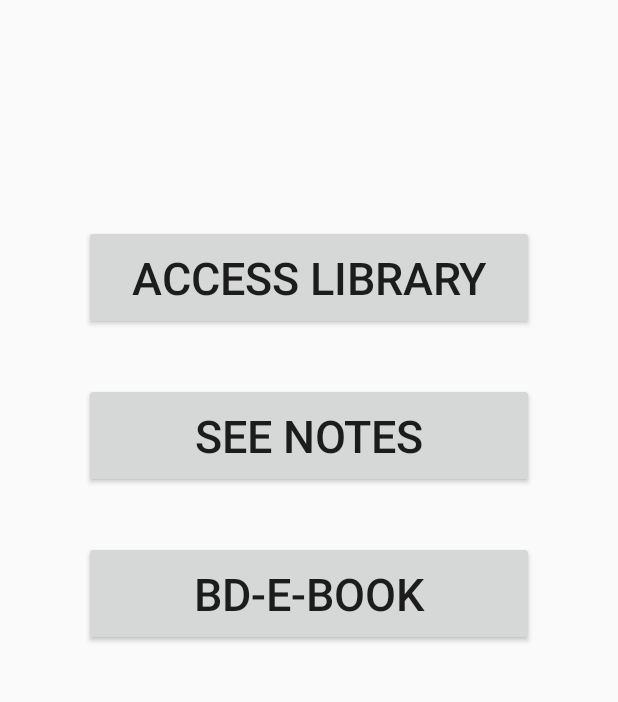
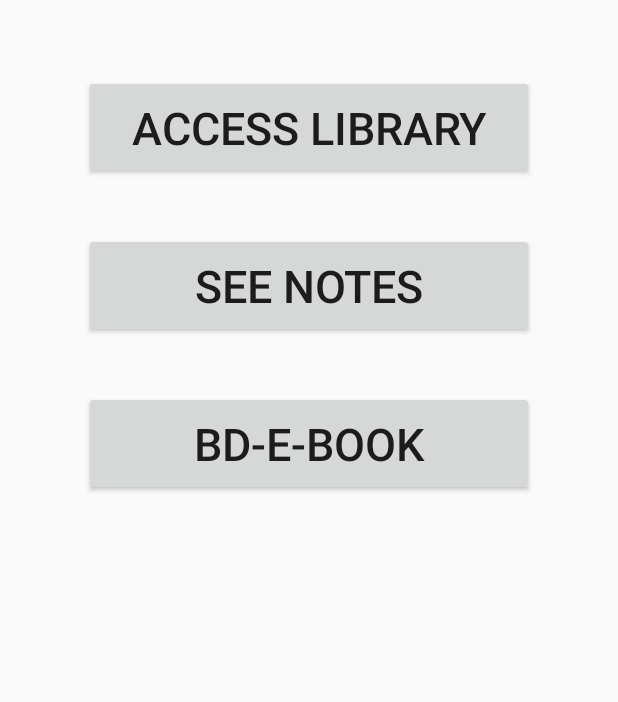
Before and after one commit to Farhana-99/First-Project_MyBook, an Android app: the MainActivity screen opened directly, with no data from a screen before it, on a phone screen of 412 x 824 dp, the part 474-1176 px from its top. Run offline under Robolectric (Android 15) with nearby library versions, the phone set to English and light mode, and no system bars.

Commit message:
MyBook_Notepad - First member commit

```diff
--- a/app/src/main/java/com/example/mybook/MainActivity.java
+++ b/app/src/main/java/com/example/mybook/MainActivity.java
@@ -52,5 +52,7 @@ public class MainActivity extends AppCompatActivity {
 
     public void openbde(){
         Intent intent = new Intent(this, BDeBook.class);
+
+        startActivity(intent);
     }
 }
--- a/app/src/main/res/layout/activity_main.xml
+++ b/app/src/main/res/layout/activity_main.xml
@@ -1,10 +1,15 @@
 <?xml version="1.0" encoding="utf-8"?>
-<RelativeLayout xmlns:android="http://schemas.android.com/apk/res/android"
+<ScrollView xmlns:android="http://schemas.android.com/apk/res/android"
     xmlns:app="http://schemas.android.com/apk/res-auto"
     xmlns:tools="http://schemas.android.com/tools"
     android:layout_width="match_parent"
     android:layout_height="match_parent"
     tools:context=".MainActivity">
+
+
+    <RelativeLayout
+        android:layout_width="match_parent"
+        android:layout_height="wrap_content">
 
         <TextView
             android:id="@+id/hello"
@@ -32,7 +37,7 @@
             android:layout_height="70dp"
             android:layout_below="@+id/weltext"
             android:layout_centerHorizontal="true"
-        android:layout_marginTop="150dp"
+            android:layout_marginTop="50dp"
             android:text="@string/access_library"
             android:textSize="30dp"
             />
@@ -57,4 +62,9 @@
             android:text="@string/bdebook"
             android:textSize="30dp"
             />
+
     </RelativeLayout>
+
+
+
+</ScrollView>
```
Also changed, not shown: app/src/main/java/com/example/mybook/Library.java (+25 -4 lines). Lines whose indentation alone changed are shown as unchanged.
